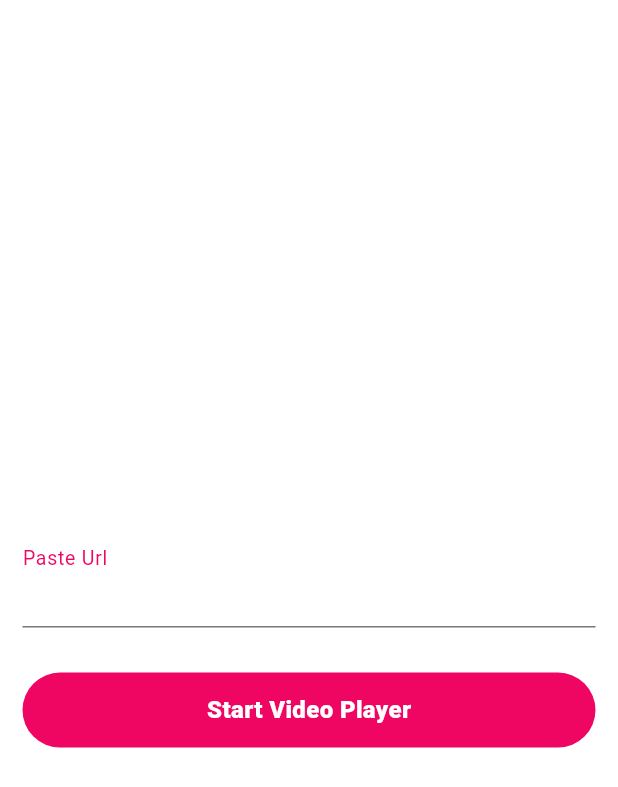
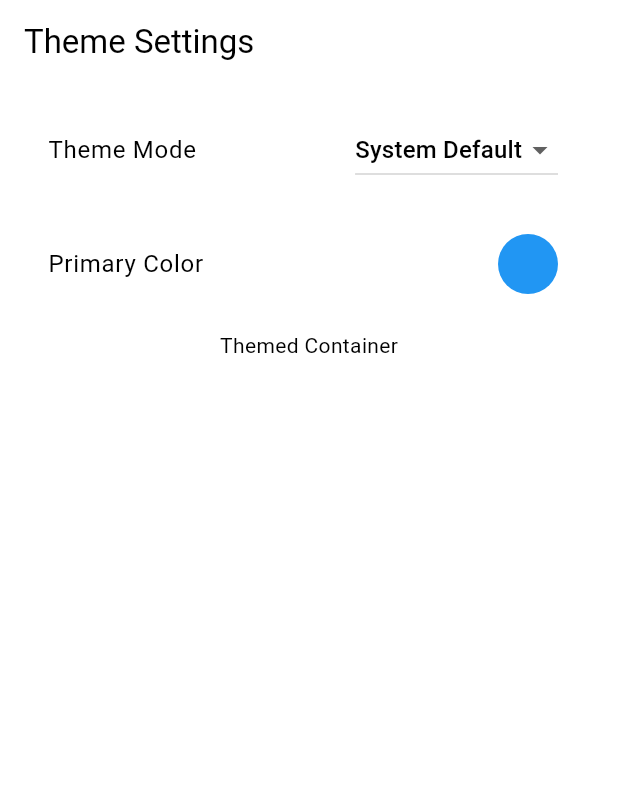
Before and after one commit to yogeshButani/learning_project, a Flutter app: the screen it shows after launch, on a phone screen of 412 x 824 dp. Shown: the top 787 px of the screen. Run offline on Flutter 3.47's test engine with Material 3 defaults, Android fonts, the phone set to English and light mode, and no system bars; our stand-ins replace flutter_colorpicker, flutter_svg, shared_preferences, video_player, youtube_player_flutter; missing offline and left inert: cached_video_player_plus.

Commit message:
14/08/25

```diff
--- a/lib/main.dart
+++ b/lib/main.dart
@@ -1,6 +1,8 @@
 import 'package:flutter/material.dart';
 import 'package:learning_project/services/providers/app_providers.dart';
-import 'package:learning_project/view/video_players/enter_url_screen.dart';
+import 'package:learning_project/view/themes/theme_provider.dart';
+import 'package:learning_project/view/themes/theme_settings_screen.dart';
+import 'package:provider/provider.dart';
 
 void main() {
   runApp(
@@ -15,14 +17,29 @@ class MyApp extends StatelessWidget {
 
   @override
   Widget build(BuildContext context) {
+    final themeProvider = Provider.of<ThemeProvider>(context);
+
     return MaterialApp(
       title: 'Testing App',
       debugShowCheckedModeBanner: false,
+      themeMode: themeProvider.themeMode,
       theme: ThemeData(
+        brightness: Brightness.light,
         colorScheme: ColorScheme.fromSeed(
-          seedColor: Colors.deepPurple,
+          seedColor: themeProvider.primaryColor, // app primary color
+          surface: Color(0xFFFFFFFF), // for background
+          onSurface: Colors.black, // for texts, icons
+          brightness: Brightness.light,
         ),
-        useMaterial3: true,
+      ),
+      darkTheme: ThemeData(
+        brightness: Brightness.dark,
+        colorScheme: ColorScheme.fromSeed(
+          seedColor: themeProvider.primaryColor, // app primary color
+          surface: Color(0xFF2A2525), // for background
+          onSurface: Colors.white, // for texts, icons
+          brightness: Brightness.dark,
+        ),
       ),
       builder: (context, widget) {
         return ScrollConfiguration(
@@ -30,7 +47,7 @@ class MyApp extends StatelessWidget {
           child: widget!,
         );
       },
-      home: const EnterUrlScreen(),
+      home: const ThemeSettingsScreen(),
     );
   }
 }
--- a/lib/services/providers/app_providers.dart
+++ b/lib/services/providers/app_providers.dart
@@ -1,6 +1,7 @@
 import 'package:flutter/material.dart';
 import 'package:learning_project/services/providers/network_video_player_provider.dart';
 import 'package:learning_project/services/providers/youtube_video_player_provider.dart';
+import 'package:learning_project/view/themes/theme_provider.dart';
 import 'package:provider/provider.dart';
 
 class AppProviders {
@@ -13,6 +14,9 @@ class AppProviders {
         ChangeNotifierProvider(
           create: (_) => YouTubeVideoPlayerProvider(),
         ),
+        ChangeNotifierProvider(
+          create: (_) => ThemeProvider(),
+        ),
       ],
       child: child,
     );
--- /dev/null
+++ b/lib/view/themes/theme_provider.dart
@@ -0,0 +1,40 @@
+// theme_provider.dart
+import 'package:flutter/material.dart';
+import 'package:shared_preferences/shared_preferences.dart';
+
+class ThemeProvider extends ChangeNotifier {
+  ThemeMode _themeMode = ThemeMode.system;
+  Color _primaryColor = Colors.blue; // default
+
+  ThemeMode get themeMode => _themeMode;
+  Color get primaryColor => _primaryColor;
+
+  ThemeProvider() {
+    _loadPreferences();
+  }
+
+  void _loadPreferences() async {
+    final prefs = await SharedPreferences.getInstance();
+    final themeIndex = prefs.getInt('themeMode') ?? 0;
+    final colorValue = prefs.getInt('primaryColor') ?? Colors.blue.value;
+
+    _themeMode = ThemeMode.values[themeIndex];
+    _primaryColor = Color(colorValue);
+
+    notifyListeners();
+  }
+
+  void setThemeMode(ThemeMode mode) async {
+    _themeMode = mode;
+    final prefs = await SharedPreferences.getInstance();
+    await prefs.setInt('themeMode', mode.index);
+    notifyListeners();
+  }
+
+  void setPrimaryColor(Color color) async {
+    _primaryColor = color;
+    final prefs = await SharedPreferences.getInstance();
+    await prefs.setInt('primaryColor', color.value);
+    notifyListeners();
+  }
+}
--- /dev/null
+++ b/lib/view/themes/theme_settings_screen.dart
@@ -0,0 +1,76 @@
+// theme_settings_screen.dart
+import 'package:flutter/material.dart';
+import 'package:flutter_colorpicker/flutter_colorpicker.dart';
+import 'package:provider/provider.dart';
+import 'theme_provider.dart';
+
+class ThemeSettingsScreen extends StatelessWidget {
+  const ThemeSettingsScreen({super.key});
+
+  @override
+  Widget build(BuildContext context) {
+    final themeProvider = Provider.of<ThemeProvider>(context);
+
+    return Scaffold(
+      backgroundColor: Theme.of(context).colorScheme.surface,
+      appBar: AppBar(title: const Text("Theme Settings")),
+      body: Padding(
+        padding: const EdgeInsets.all(16),
+        child: Column(
+          children: [
+            // Theme Mode Switcher
+            ListTile(
+              title: const Text("Theme Mode"),
+              trailing: DropdownButton<ThemeMode>(
+                value: themeProvider.themeMode,
+                items: const [
+                  DropdownMenuItem(
+                      value: ThemeMode.system, child: Text("System Default")),
+                  DropdownMenuItem(
+                      value: ThemeMode.light, child: Text("Light")),
+                  DropdownMenuItem(value: ThemeMode.dark, child: Text("Dark")),
+                ],
+                onChanged: (mode) {
+                  if (mode != null) themeProvider.setThemeMode(mode);
+                },
+              ),
+            ),
+            const SizedBox(height: 20),
+
+            // Color Picker
+            ListTile(
+              title: const Text("Primary Color"),
+              trailing: GestureDetector(
+                onTap: () {
+                  showDialog(
+                    context: context,
+                    builder: (_) => AlertDialog(
+                      title: const Text("Pick a color"),
+                      content: BlockPicker(
+                        pickerColor: themeProvider.primaryColor,
+                        onColorChanged: (color) =>
+                            themeProvider.setPrimaryColor(color),
+                      ),
+                    ),
+                  );
+                },
+                child:
+                    CircleAvatar(backgroundColor: themeProvider.primaryColor),
+              ),
+            ),
+            Container(
+              padding: const EdgeInsets.all(16),
+              color: Theme.of(context).colorScheme.surface,
+              child: Text(
+                "Themed Container",
+                style:  TextStyle(
+                  color: Theme.of(context).colorScheme.onSurface,
+                ),
+              ),
+            ),
+          ],
+        ),
+      ),
+    );
+  }
+}
--- a/pubspec.yaml
+++ b/pubspec.yaml
@@ -41,6 +41,7 @@ dependencies:
   video_player: ^2.10.0
   provider: ^6.1.5
   flutter_svg: ^2.0.16
+  flutter_colorpicker: ^1.1.0
 
 dev_dependencies:
   flutter_test:
```
Also changed, not shown: pubspec.lock.
